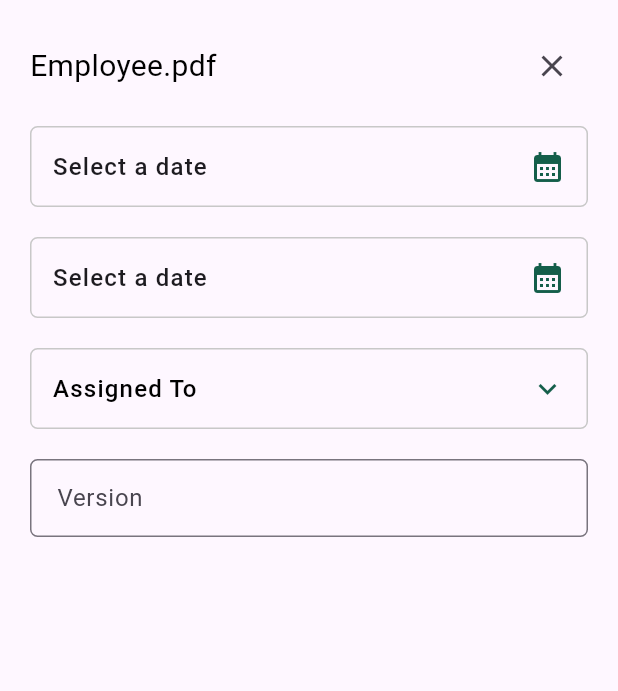
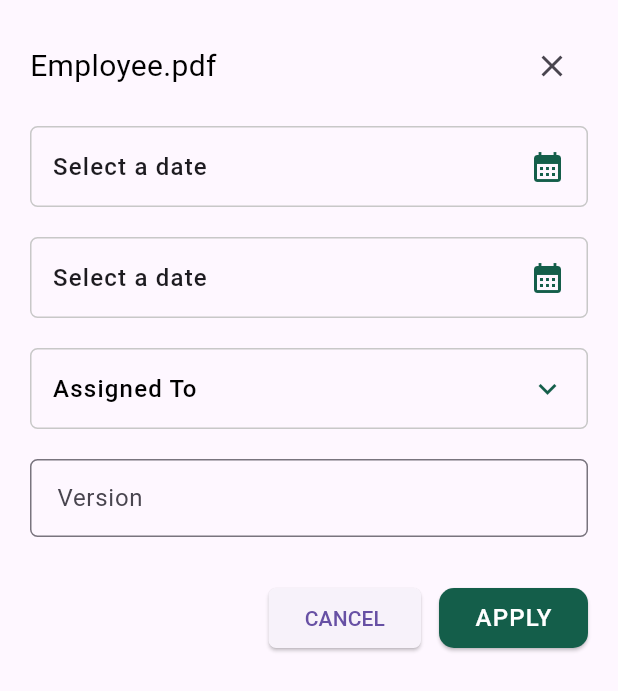
Before and after one commit to saifulalam41/flutter_riqsmobile, a Flutter app: the LibraryFilter widget shown alone on an empty page, opened directly, on a phone screen of 412 x 824 dp. Shown: the top 691 px of the screen. Run offline on Flutter 3.47's test engine with Material 3 defaults, Android fonts, the phone set to English and light mode, and no system bars; network calls fail.

Commit message:
filter design

```diff
--- a/lib/library_filter.dart
+++ b/lib/library_filter.dart
@@ -120,6 +120,48 @@ class _LibraryFilter extends State<LibraryFilter> {
                 // ),
               ),
             ),
+            Container(
+              margin: EdgeInsets.only(top: 30.0),
+              child: Row(
+                mainAxisAlignment: MainAxisAlignment.end,
+                children: <Widget>[
+                  ElevatedButton(
+                    onPressed: () {
+                      Navigator.of(context).pop();
+                      // Add cancel button logic here
+                    },
+                    style: ElevatedButton.styleFrom(
+                      // primary: Colors.red, // Background color
+                      // onPrimary: Colors.white, // Text color
+                      shape: RoundedRectangleBorder(
+                        borderRadius: BorderRadius.circular(5.0), // Set the border radius
+                      ),
+                    ),
+                    child: Text('CANCEL'),
+                  ),
+                  SizedBox(width: 12.0),
+                  SizedBox(
+                    // width: 50,
+                    child: ElevatedButton(
+                      onPressed: () {
+                        Navigator.of(context).pop();
+                        // Add save button logic here
+                      },
+
+                      style: ElevatedButton.styleFrom(
+                          backgroundColor: Color.fromARGB(255, 20, 94, 74),
+                        shape: RoundedRectangleBorder(
+                          borderRadius: BorderRadius.circular(10.0), // Set the border radius
+                        ),
+                        // primary: Colors.green, // Background color
+                        // onPrimary: Colors.white, // Text color
+                      ),
+                      child: Text('APPLY', style: TextStyle(fontWeight: FontWeight.w500,color: Colors.white,fontSize: 16,letterSpacing: 0.8)),
+                    ),
+                  ),
+                ],
+              ),
+            ),
 
           ],
         ),
--- a/lib/main.dart
+++ b/lib/main.dart
@@ -35,7 +35,7 @@ class MyApp extends StatelessWidget{
           child: DefaultTabController(
             length: 2,
             child: Scaffold(
-
+              resizeToAvoidBottomInset : false,
               appBar: AppBar(
                 title: Text("Library"),
                 centerTitle: false,
@@ -119,7 +119,7 @@ class FirstScreen extends StatelessWidget {
                                 borderRadius:
                                 BorderRadius.circular(20.0)), //this right here
                             child: Container(
-                              height: height60percent,
+                              height: 480,
                               width: width90percent,
                               child: Padding(
                                 padding: const EdgeInsets.all(12.0),
```
